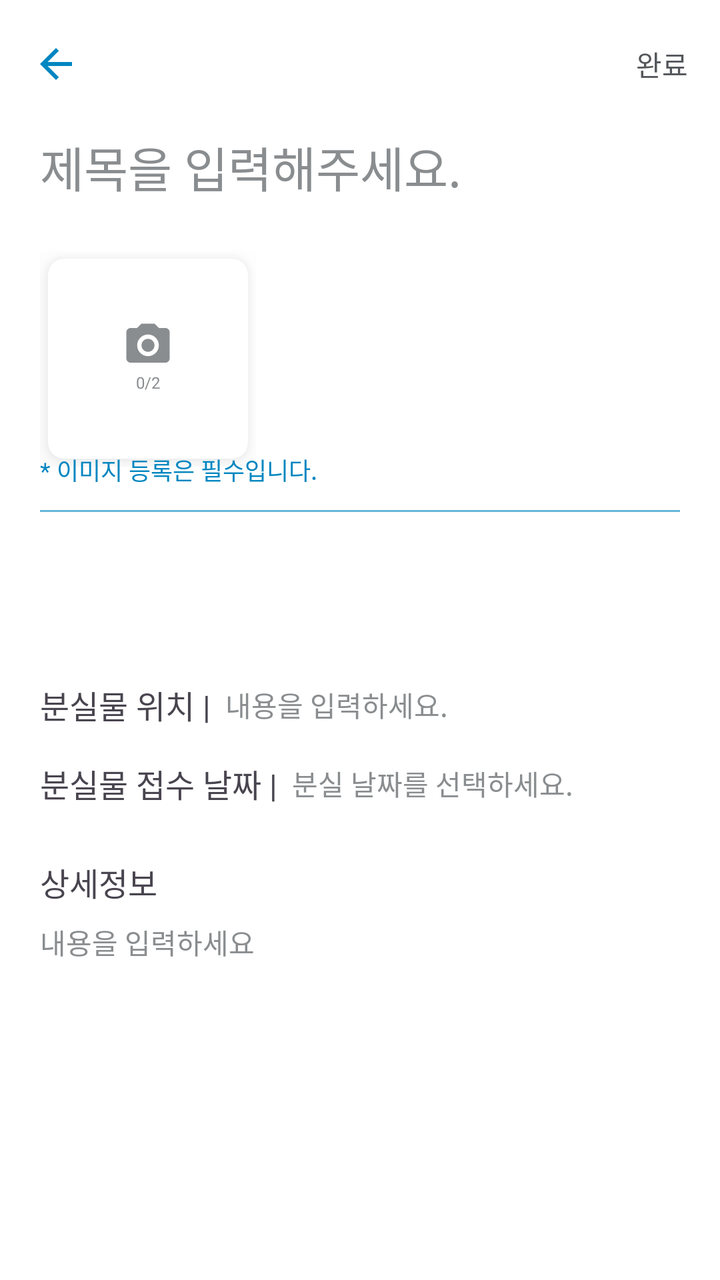
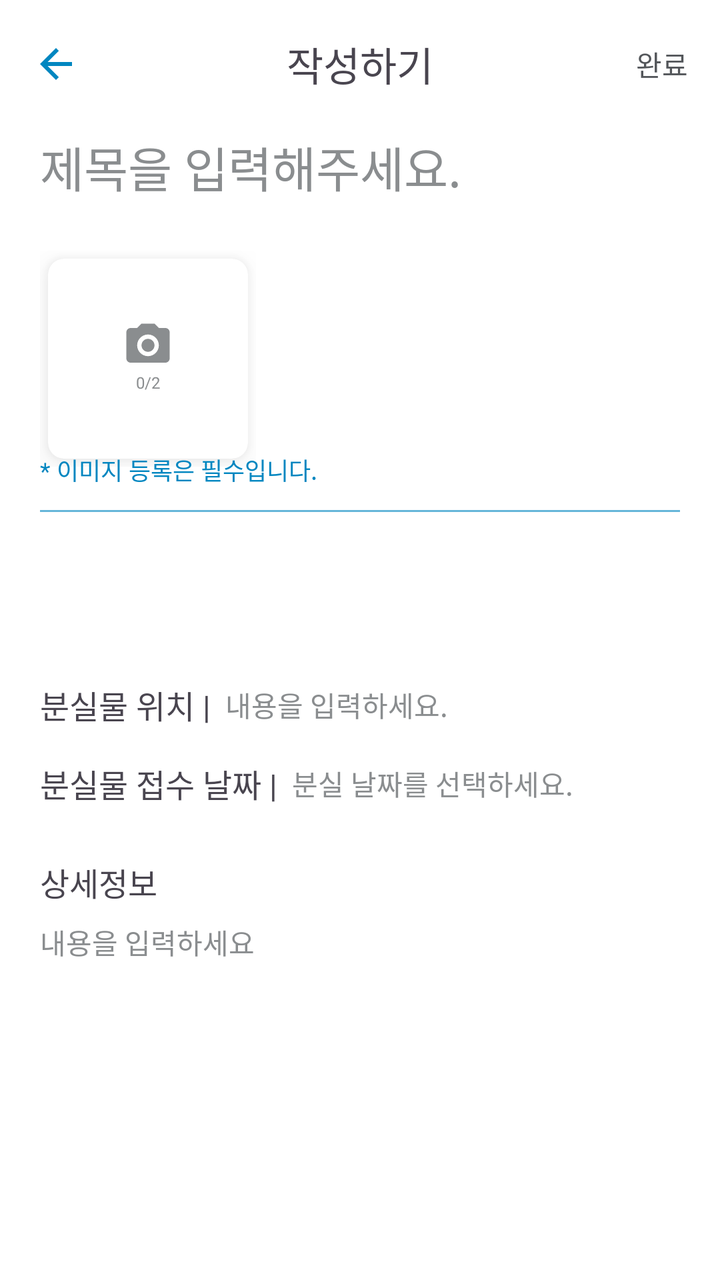

The first picture is an Android layout as it rendered before a commit; the second is the same layout after the commit. The layout source and the unified diff follow.
<!-- AndroidManifest.xml: application theme Theme.Gaechuck -->
<!-- res/layout/activity_lose_write.xml -->
<?xml version="1.0" encoding="utf-8"?>
<androidx.constraintlayout.widget.ConstraintLayout xmlns:android="http://schemas.android.com/apk/res/android"
    android:layout_width="match_parent"
    android:layout_height="match_parent"
    xmlns:app="http://schemas.android.com/apk/res-auto"
    android:background="@color/white">
    <androidx.appcompat.widget.Toolbar
        android:id="@+id/toolbar_main"
        android:layout_width="0dp"
        android:layout_height="64dp"
        android:background="@color/white"
        android:elevation="4dp"
        app:layout_constraintEnd_toEndOf="parent"
        app:layout_constraintStart_toStartOf="parent"
        app:layout_constraintTop_toTopOf="parent"
        app:title=""
        app:titleTextColor="@color/transparent">

        <ImageView
            android:id="@+id/button_back"
            android:layout_width="wrap_content"
            android:layout_height="wrap_content"
            android:layout_gravity="start|center_vertical"
            android:layout_marginTop="20dp"
            android:layout_marginBottom="20dp"
            app:srcCompat="@drawable/ic_back"
            app:tint="@color/gnu_blue" />
        
        <TextView
            android:id="@+id/textView_title"
            android:layout_width="wrap_content"
            android:layout_height="wrap_content"
            android:layout_gravity="center"
            android:fontFamily="@font/pretendard_bold"
            android:textSize="20sp"
            app:layout_constraintEnd_toEndOf="parent"
            app:layout_constraintStart_toStartOf="parent"
            app:layout_constraintTop_toTopOf="@id/button_back" />

        <TextView
            android:id="@+id/form_send"
            android:layout_width="wrap_content"
            android:layout_height="wrap_content"
            android:layout_gravity="end|center_vertical"
            android:fontFamily="@font/pretendard_semibold"
            android:paddingHorizontal="16dp"
            android:textColor="@color/gnu_grey"
            android:text="완료" />
    </androidx.appcompat.widget.Toolbar>

    <EditText
        android:id="@+id/field_title"
        android:layout_width="match_parent"
        android:layout_height="wrap_content"
        android:background="@color/transparent"
        android:fontFamily="@font/pretendard_semibold"
        android:hint="제목을 입력해주세요."
        android:paddingLeft="20dp"
        android:textSize="24sp"
        app:layout_constraintTop_toBottomOf="@id/toolbar_main"
        app:layout_constraintBottom_toBottomOf="@id/guideline1"
        android:inputType="text"
        app:layout_constraintStart_toStartOf="parent"
        android:textColorHint="@color/default_tab_color"
        />

    <LinearLayout
        android:id="@+id/field_image"
        android:layout_width="match_parent"
        android:layout_height="wrap_content"
        app:layout_constraintTop_toBottomOf="@id/guideline1"
        app:layout_constraintBottom_toBottomOf="@id/guideline2"
        app:layout_constraintStart_toStartOf="parent"
        android:orientation="horizontal"
        android:layout_marginHorizontal="20dp"
        android:gravity="center_vertical"
        >
        <include
            layout="@layout/fragment_photo_add"
            android:id="@+id/photo_add_btn"
            android:layout_width="wrap_content"
            android:layout_height="wrap_content"
            />

        <LinearLayout
            android:id="@+id/photo_container"
            android:layout_width="wrap_content"
            android:layout_height="wrap_content"
            android:orientation="horizontal"

            app:layout_constraintStart_toStartOf="parent"
            app:layout_constraintBottom_toBottomOf="@id/divider"
            android:gravity="center_vertical"
            >

        </LinearLayout>
        <include
            layout="@layout/fragment_photo_add2"
            android:id="@+id/photo_add_btn2"
            android:layout_width="wrap_content"
            android:layout_height="wrap_content"
            android:layout_marginHorizontal="16dp"
            android:visibility="gone"
            />


    </LinearLayout>

    <TextView
        android:layout_width="wrap_content"
        android:layout_height="wrap_content"
        android:id="@+id/image_info"
        android:text="* 이미지 등록은 필수입니다."
        android:textSize="12sp"
        app:layout_constraintTop_toBottomOf="@id/field_image"
        app:layout_constraintBottom_toBottomOf="@id/guideline2"
        app:layout_constraintStart_toStartOf="parent"
        android:layout_marginBottom="20dp"
        android:layout_marginHorizontal="20dp"
        android:fontFamily="@font/pretendard_regular"
        android:textColor="@color/gnu_blue"
        />

    <com.google.android.material.divider.MaterialDivider
        android:id="@+id/divider"
        android:layout_width="match_parent"
        android:layout_height="1dp"
        app:layout_constraintBottom_toBottomOf="@id/guideline2"
        app:dividerColor="@color/gnu_blue_60"
        android:layout_marginHorizontal="20dp"
        />

    <LinearLayout
        android:id="@+id/select_count"
        android:layout_width="match_parent"
        android:layout_height="wrap_content"
        app:layout_constraintStart_toStartOf="parent"
        app:layout_constraintTop_toBottomOf="@id/guideline3"
        android:orientation="horizontal"
        android:layout_marginHorizontal="20dp"
        android:gravity="center"
        >
        <TextView
            android:layout_width="wrap_content"
            android:layout_height="wrap_content"
            android:text="분실물 위치 | "
            android:fontFamily="@font/pretendard_medium"
            android:textSize="16sp"
            android:layout_marginVertical="8dp"
            />

        <EditText
            android:id="@+id/field_location"
            android:layout_width="match_parent"
            android:layout_height="match_parent"
            android:background="@color/transparent"
            android:fontFamily="@font/pretendard_light"
            android:hint=" 내용을 입력하세요."
            android:textColorHint="@color/default_tab_color"
            android:inputType="text"
            android:textColor="@color/black"
            android:textSize="14dp"
            app:layout_constraintBottom_toBottomOf="@id/guideline1"
            app:layout_constraintStart_toStartOf="parent"
            />
    </LinearLayout>

    <LinearLayout
        android:id="@+id/select_date"
        android:layout_width="match_parent"
        android:layout_height="wrap_content"
        app:layout_constraintStart_toStartOf="parent"
        app:layout_constraintTop_toBottomOf="@id/select_count"
        android:orientation="horizontal"
        android:layout_marginHorizontal="20dp"
        android:gravity="center"
        >
        <TextView
            android:layout_width="wrap_content"
            android:layout_height="wrap_content"
            android:text="분실물 접수 날짜 | "
            android:fontFamily="@font/pretendard_medium"
            android:textSize="16sp"
            android:layout_marginVertical="8dp"
            />

        <TextView
            android:id="@+id/field_date"
            android:layout_width="match_parent"
            android:layout_height="wrap_content"
            android:hint=" 분실 날짜를 선택하세요."
            app:layout_constraintBottom_toBottomOf="@id/guideline1"
            app:layout_constraintStart_toStartOf="parent"
            android:textSize="14dp"
            android:textColorHint="@color/default_tab_color"
            android:fontFamily="@font/pretendard_light"
            android:background="@color/transparent"
            android:inputType="date"
            android:textColor="@color/black"
            />
    </LinearLayout>

    <LinearLayout
        android:id="@+id/write_info"
        android:layout_width="match_parent"
        android:layout_height="wrap_content"
        app:layout_constraintStart_toStartOf="parent"
        app:layout_constraintTop_toBottomOf="@id/select_date"
        android:orientation="vertical"
        android:layout_marginHorizontal="20dp"
        android:layout_marginVertical="10dp"
        >
        <TextView
            android:layout_width="wrap_content"
            android:layout_height="wrap_content"
            android:text="상세정보"
            android:fontFamily="@font/pretendard_medium"
            android:textSize="16sp"
            android:layout_marginVertical="8dp"
            />

        <EditText
            android:id="@+id/field_info"
            android:layout_width="match_parent"
            android:layout_height="match_parent"
            android:background="@color/transparent"
            android:fontFamily="@font/pretendard_light"
            android:hint="내용을 입력하세요"
            android:inputType="textMultiLine"
            android:maxLines="5"
            android:textColor="@color/black"
            android:textColorHint="@color/default_tab_color"
            android:textSize="14dp"
            app:layout_constraintBottom_toBottomOf="@id/guideline1"
            app:layout_constraintStart_toStartOf="parent" />
    </LinearLayout>

    <androidx.constraintlayout.widget.Guideline
        android:id="@+id/guideline1"
        android:layout_width="wrap_content"
        android:layout_height="wrap_content"
        android:orientation="horizontal"
        app:layout_constraintGuide_percent="0.16" />
    <androidx.constraintlayout.widget.Guideline
        android:id="@+id/guideline2"
        android:layout_width="wrap_content"
        android:layout_height="wrap_content"
        android:orientation="horizontal"
        app:layout_constraintGuide_percent="0.40" />

    <androidx.constraintlayout.widget.Guideline
        android:id="@+id/guideline3"
        android:layout_width="wrap_content"
        android:layout_height="wrap_content"
        android:orientation="horizontal"
        app:layout_constraintGuide_percent="0.52" />

</androidx.constraintlayout.widget.ConstraintLayout>
<!-- res/layout/fragment_photo_add.xml (included above) -->
<?xml version="1.0" encoding="utf-8"?>
<LinearLayout xmlns:android="http://schemas.android.com/apk/res/android"
    android:layout_width="match_parent"
    android:layout_height="match_parent"
    xmlns:app="http://schemas.android.com/apk/res-auto"
    android:background="@color/transparent">

    <androidx.cardview.widget.CardView
        android:layout_margin="4dp"
        android:layout_width="100dp"
        android:layout_height="100dp"
        app:layout_constraintTop_toTopOf="parent"
        app:layout_constraintStart_toStartOf="parent"
        app:cardCornerRadius="8dp"
        android:outlineAmbientShadowColor="@color/black"
        android:outlineSpotShadowColor="@color/grey"
        app:cardElevation="8dp"
        app:cardBackgroundColor="@color/white"
        >

        <LinearLayout
            android:layout_width="wrap_content"
            android:layout_height="wrap_content"
            android:orientation="vertical"
            android:layout_gravity="center"
            android:layout_marginTop="2dp"
            >
            <ImageView
                android:layout_width="wrap_content"
                android:layout_height="wrap_content"
                android:src="@drawable/ic_camera"
                />

            <LinearLayout
                android:layout_width="wrap_content"
                android:layout_height="wrap_content"
                android:layout_gravity="center"
                android:layout_marginVertical="4dp"
                >
                <TextView
                    android:layout_width="wrap_content"
                    android:layout_height="wrap_content"
                    android:fontFamily="@font/pretendard_regular"
                    android:text="0/"
                    android:textSize="8sp"
                    android:textColor="@color/divider_grey2"
                    />
                <TextView
                    android:id="@+id/photo_count"
                    android:layout_width="wrap_content"
                    android:layout_height="wrap_content"
                    android:fontFamily="@font/pretendard_regular"
                    android:text="2"
                    android:textSize="8sp"
                    android:layout_gravity="center"
                    android:textColor="@color/divider_grey2"
                    />
            </LinearLayout>
        </LinearLayout>
    </androidx.cardview.widget.CardView>
</LinearLayout>
<!-- res/layout/fragment_photo_add2.xml (included above) -->
<?xml version="1.0" encoding="utf-8"?>
<LinearLayout xmlns:android="http://schemas.android.com/apk/res/android"
    android:layout_width="wrap_content"
    android:layout_height="wrap_content"
    android:orientation="vertical"
    >

    <ImageView
        android:layout_width="wrap_content"
        android:layout_height="wrap_content"
        android:src="@drawable/ic_plus"
        />

    <LinearLayout
        android:layout_width="wrap_content"
        android:layout_height="wrap_content"
        android:layout_gravity="center"
        android:layout_marginVertical="4dp"
        >
        <TextView
            android:id="@+id/photo_count"
            android:layout_width="wrap_content"
            android:layout_height="wrap_content"
            android:fontFamily="@font/pretendard_regular"
            android:text="0"
            android:textSize="12sp"
            android:textColor="@color/divider_grey2"
            />
        <TextView
            android:id="@+id/total_count"
            android:layout_width="wrap_content"
            android:layout_height="wrap_content"
            android:fontFamily="@font/pretendard_regular"
            android:text="/3"
            android:textSize="12sp"
            android:layout_gravity="center"
            android:textColor="@color/divider_grey2"
            />
    </LinearLayout>

</LinearLayout>
<!-- resources referenced by this layout -->
<resources>
  <color name="black">#FF000000</color>
  <color name="default_tab_color">#FF8A8D8F</color>
  <color name="divider_grey2">#8A8D8F</color>
  <color name="gnu_blue">#FF0086C0</color>
  <color name="gnu_blue_60">#990086C0</color>
  <color name="gnu_grey">#53565A</color>
  <color name="grey">#999999</color>
  <color name="transparent">#00000000</color>
  <color name="white">#FFFFFFFF</color>
  <!-- drawable ic_back (drawable) -->
  <vector xmlns:android="http://schemas.android.com/apk/res/android" android:autoMirrored="true" android:height="24dp" android:tint="#8A8D8F" android:viewportHeight="24" android:viewportWidth="24" android:width="24dp">
        
      <path android:fillColor="@android:color/white" android:pathData="M20,11H7.83l5.59,-5.59L12,4l-8,8 8,8 1.41,-1.41L7.83,13H20v-2z"/>
      
  </vector>
  <!-- drawable ic_camera (drawable) -->
  <vector xmlns:android="http://schemas.android.com/apk/res/android"
      android:width="22dp"
      android:height="20dp"
      android:viewportWidth="22"
      android:viewportHeight="20">
    <path
        android:pathData="M2.333,2.334H5.583L7.75,0.167H14.25L16.417,2.334H19.667C20.241,2.334 20.792,2.562 21.199,2.968C21.605,3.375 21.833,3.926 21.833,4.5V17.5C21.833,18.075 21.605,18.626 21.199,19.032C20.792,19.439 20.241,19.667 19.667,19.667H2.333C1.759,19.667 1.207,19.439 0.801,19.032C0.395,18.626 0.167,18.075 0.167,17.5V4.5C0.167,3.926 0.395,3.375 0.801,2.968C1.207,2.562 1.759,2.334 2.333,2.334ZM11,5.584C9.563,5.584 8.186,6.154 7.17,7.17C6.154,8.186 5.583,9.564 5.583,11C5.583,12.437 6.154,13.815 7.17,14.83C8.186,15.846 9.563,16.417 11,16.417C12.436,16.417 13.814,15.846 14.83,14.83C15.846,13.815 16.417,12.437 16.417,11C16.417,9.564 15.846,8.186 14.83,7.17C13.814,6.154 12.436,5.584 11,5.584ZM11,7.75C11.862,7.75 12.688,8.093 13.298,8.702C13.907,9.312 14.25,10.138 14.25,11C14.25,11.862 13.907,12.689 13.298,13.298C12.688,13.908 11.862,14.25 11,14.25C10.138,14.25 9.311,13.908 8.702,13.298C8.092,12.689 7.75,11.862 7.75,11C7.75,10.138 8.092,9.312 8.702,8.702C9.311,8.093 10.138,7.75 11,7.75Z"
        android:fillColor="#8A8D8F"/>
  </vector>
  <!-- drawable ic_plus (drawable) -->
  <vector xmlns:android="http://schemas.android.com/apk/res/android"
      android:width="26dp"
      android:height="26dp"
      android:viewportWidth="26"
      android:viewportHeight="26">
    <path
        android:pathData="M13,0.75C6.235,0.75 0.75,6.235 0.75,13C0.75,19.765 6.235,25.25 13,25.25C19.765,25.25 25.25,19.765 25.25,13C25.25,6.235 19.765,0.75 13,0.75ZM18.25,13.656C18.25,13.777 18.152,13.875 18.031,13.875H13.875V18.031C13.875,18.152 13.777,18.25 13.656,18.25H12.344C12.223,18.25 12.125,18.152 12.125,18.031V13.875H7.969C7.848,13.875 7.75,13.777 7.75,13.656V12.344C7.75,12.223 7.848,12.125 7.969,12.125H12.125V7.969C12.125,7.848 12.223,7.75 12.344,7.75H13.656C13.777,7.75 13.875,7.848 13.875,7.969V12.125H18.031C18.152,12.125 18.25,12.223 18.25,12.344V13.656Z"
        android:fillColor="#8A8D8F"/>
  </vector>
  <style name="Theme.Gaechuck" parent="Theme.Material3.DayNight.NoActionBar">
          <item name="android:color">@color/gnu_blue</item>
          <item name="colorSurface">@color/white</item>
          <item name="statusBarBackground">@color/white</item>
      </style>
</resources>

<!-- the commit's change to res/layout/activity_lose_write.xml (unified diff, before → after) -->
@@ -33,6 +33,7 @@
             android:layout_gravity="center"
             android:fontFamily="@font/pretendard_bold"
             android:textSize="20sp"
+            android:text="작성하기"
             app:layout_constraintEnd_toEndOf="parent"
             app:layout_constraintStart_toStartOf="parent"
             app:layout_constraintTop_toTopOf="@id/button_back" />
